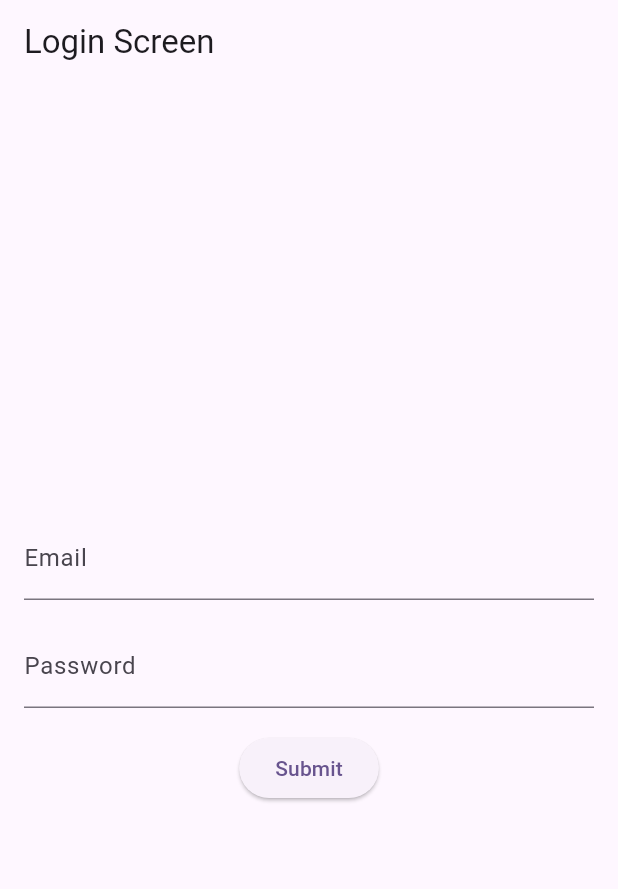
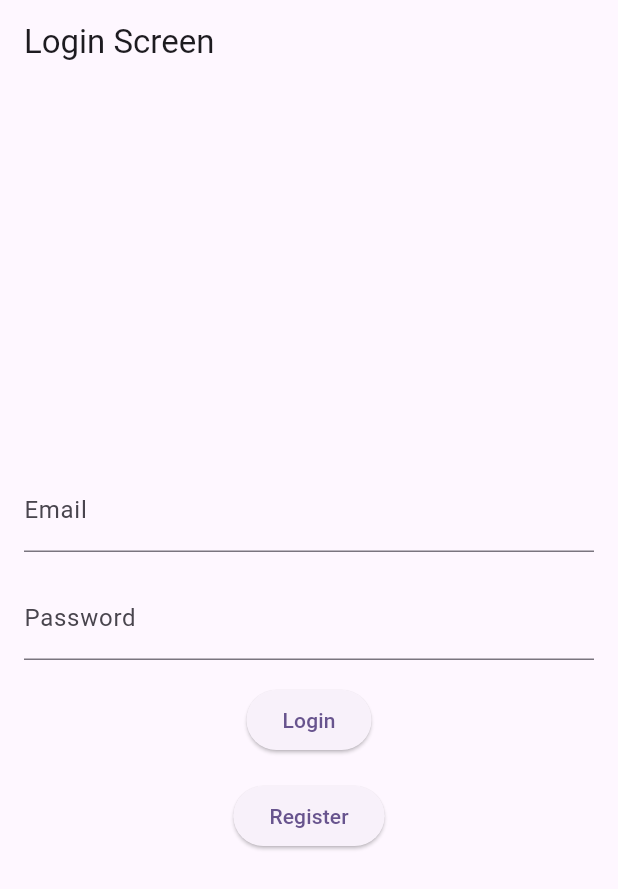
Before and after one commit to ATS527/hatio_todo, a Flutter app: the screen it shows after launch, on a phone screen of 412 x 824 dp. Shown: the top 889 px of the screen. Run offline on Flutter 3.47's test engine with Material 3 defaults, Android fonts, the phone set to English and light mode, and no system bars; our stand-ins replace bloc, flutter_bloc; missing offline and left inert: msh_checkbox.

Commit message:
refactored the main file and seperated MyApp widget with multi bloc and multi repository providers

```diff
--- /dev/null
+++ b/client/hatio_todo_app/lib/app.dart
@@ -0,0 +1,92 @@
+import 'package:flutter/material.dart';
+import 'package:flutter_bloc/flutter_bloc.dart';
+import 'package:hatio_todo_app/data/repository/project_repository.dart';
+import 'package:hatio_todo_app/data/repository/todo_repository.dart';
+import 'package:hatio_todo_app/data/repository/user_repository.dart';
+import 'package:hatio_todo_app/presentation/auth/bloc/auth_bloc.dart';
+import 'package:hatio_todo_app/presentation/auth/views/login_screen.dart';
+import 'package:hatio_todo_app/presentation/project/bloc/project_bloc.dart';
+import 'package:hatio_todo_app/presentation/project/views/project_screen.dart';
+import 'package:hatio_todo_app/presentation/todo/bloc/todo_bloc.dart';
+
+class MyApp extends StatelessWidget {
+  MyApp({super.key});
+
+  final UserRepository _userRepository = UserRepository();
+  final ProjectRepository _projectRepository = ProjectRepository();
+  final TodoRepository _todoRepository = TodoRepository();
+
+  @override
+  Widget build(BuildContext context) {
+    return MaterialApp(
+      debugShowCheckedModeBanner: false,
+      title: 'Hatio-Todo-App',
+      theme: ThemeData(
+        colorScheme: ColorScheme.fromSeed(seedColor: Colors.deepPurple),
+        useMaterial3: true,
+      ),
+      home: MultiRepositoryProvider(
+        providers: [
+          RepositoryProvider.value(value: _userRepository),
+          RepositoryProvider.value(value: _projectRepository),
+          RepositoryProvider.value(value: _todoRepository),
+        ],
+        child: MultiBlocProvider(
+          providers: [
+            BlocProvider(
+              create: (context) => AuthBloc(
+                RepositoryProvider.of<UserRepository>(context),
+              ),
+            ),
+            BlocProvider(
+              create: (context) => ProjectBloc(
+                RepositoryProvider.of<ProjectRepository>(context),
+              ),
+            ),
+            BlocProvider(
+              create: (context) => TodoBloc(
+                RepositoryProvider.of<TodoRepository>(context),
+              ),
+            ),
+          ],
+          child: const InitialiserScreen(),
+        ),
+      ),
+    );
+  }
+}
+
+class InitialiserScreen extends StatelessWidget {
+  const InitialiserScreen({super.key});
+
+  @override
+  Widget build(BuildContext context) {
+    return BlocBuilder(
+      bloc: BlocProvider.of<AuthBloc>(context),
+      buildWhen: (previous, current) {
+        return previous != current;
+      },
+      builder: (context, state) {
+        if (state is AuthInitial) {
+          return const LoginScreen();
+        } else if (state is AuthSuccess) {
+          return const ProjectScreen();
+        } else if (state is AuthLoading) {
+          return const Scaffold(
+            body: Center(
+              child: CircularProgressIndicator(),
+            ),
+          );
+        } else if (state is AuthFailure) {
+          return Scaffold(
+            body: Center(
+              child: Text('Something went wrong! ${state.message}'),
+            ),
+          );
+        } else {
+          return const LoginScreen();
+        }
+      },
+    );
+  }
+}
--- a/client/hatio_todo_app/lib/main.dart
+++ b/client/hatio_todo_app/lib/main.dart
@@ -1,81 +1,10 @@
 import 'package:flutter/material.dart';
 import 'package:flutter_bloc/flutter_bloc.dart';
+import 'package:hatio_todo_app/app.dart';
 import 'package:hatio_todo_app/bloc_observer.dart';
-import 'package:hatio_todo_app/data/repository/project_repository.dart';
-import 'package:hatio_todo_app/data/repository/user_repository.dart';
-import 'package:hatio_todo_app/presentation/auth/bloc/auth_bloc.dart';
-import 'package:hatio_todo_app/presentation/auth/views/login_screen.dart';
-import 'package:hatio_todo_app/presentation/project/bloc/project_bloc.dart';
-import 'package:hatio_todo_app/presentation/project/views/project_screen.dart';
 
 Future<void> main() async {
   WidgetsFlutterBinding.ensureInitialized();
   Bloc.observer = SimpleBlocObserver();
   runApp(MyApp());
 }
-
-class MyApp extends StatelessWidget {
-  MyApp({super.key});
-
-  final UserRepository _userRepository = UserRepository();
-
-  @override
-  Widget build(BuildContext context) {
-    return MaterialApp(
-      debugShowCheckedModeBanner: false,
-      title: 'Hatio-Todo-App',
-      theme: ThemeData(
-        colorScheme: ColorScheme.fromSeed(seedColor: Colors.deepPurple),
-        useMaterial3: true,
-      ),
-      home: RepositoryProvider.value(
-        value: _userRepository,
-        child: BlocProvider(
-          create: (_) => AuthBloc(_userRepository),
-          child: const InitialiserScreen(),
-        ),
-      ),
-    );
-  }
-}
-
-class InitialiserScreen extends StatelessWidget {
-  const InitialiserScreen({super.key});
-
-  @override
-  Widget build(BuildContext context) {
-    return BlocBuilder(
-      bloc: BlocProvider.of<AuthBloc>(context),
-      buildWhen: (previous, current) {
-        return previous != current;
-      },
-      builder: (context, state) {
-        if (state is AuthInitial) {
-          return const LoginScreen();
-        } else if (state is AuthSuccess) {
-          return RepositoryProvider(
-            create: (context) => ProjectRepository(),
-            child: BlocProvider(
-              create: (context) => ProjectBloc(),
-              child: const ProjectScreen(),
-            ),
-          );
-        } else if (state is AuthLoading) {
-          return const Scaffold(
-            body: Center(
-              child: CircularProgressIndicator(),
-            ),
-          );
-        } else if (state is AuthFailure) {
-          return Scaffold(
-            body: Center(
-              child: Text('Something went wrong! ${state.message}'),
-            ),
-          );
-        } else {
-          return const LoginScreen();
-        }
-      },
-    );
-  }
-}
--- a/client/hatio_todo_app/lib/presentation/auth/widgets/login_form.dart
+++ b/client/hatio_todo_app/lib/presentation/auth/widgets/login_form.dart
@@ -1,7 +1,7 @@
 import 'package:flutter/material.dart';
 import 'package:flutter_bloc/flutter_bloc.dart';
 import 'package:hatio_todo_app/presentation/auth/bloc/auth_bloc.dart';
-import 'package:hatio_todo_app/presentation/project/views/project_screen.dart';
+import 'package:hatio_todo_app/presentation/auth/views/register_screen.dart';
 
 class LoginForm extends StatefulWidget {
   const LoginForm({super.key});
@@ -72,7 +72,23 @@ class _LoginFormState extends State<LoginForm> {
                       );
                 }
               },
-              child: const Text('Submit'),
+              child: const Text('Login'),
+            ),
+          ),
+          const SizedBox(
+            height: 16,
+          ),
+          Padding(
+            padding: const EdgeInsets.symmetric(horizontal: 16.0),
+            child: ElevatedButton(
+              onPressed: () {
+                Navigator.of(context).push(
+                  MaterialPageRoute(
+                    builder: (context) => const RegisterScreen(),
+                  ),
+                );
+              },
+              child: const Text('Register'),
             ),
           ),
         ],
--- a/client/hatio_todo_app/lib/presentation/project/bloc/project_bloc.dart
+++ b/client/hatio_todo_app/lib/presentation/project/bloc/project_bloc.dart
@@ -1,13 +1,24 @@
 import 'package:bloc/bloc.dart';
+import 'package:flutter_bloc/flutter_bloc.dart';
+import 'package:hatio_todo_app/data/model/project.dart';
+import 'package:hatio_todo_app/data/repository/project_repository.dart';
 import 'package:meta/meta.dart';
 
 part 'project_event.dart';
 part 'project_state.dart';
 
 class ProjectBloc extends Bloc<ProjectEvent, ProjectState> {
-  ProjectBloc() : super(ProjectInitial()) {
-    on<ProjectEvent>((event, emit) {
-      // TODO: implement event handler
+  final ProjectRepository _projectRepository;
+
+  ProjectBloc(this._projectRepository) : super(ProjectInitial()) {
+    on<InitialProjectEvent>((event, emit) async {
+      emit(ProjectInitial());
+      try {
+        List<Project> projects = await _projectRepository.getUserProjects();
+        emit(ProjectSuccess(projects: projects));
+      } catch (err) {
+        emit(ProjectFailure(error: err.toString()));
+      }
     });
   }
 }
--- a/client/hatio_todo_app/lib/presentation/project/bloc/project_state.dart
+++ b/client/hatio_todo_app/lib/presentation/project/bloc/project_state.dart
@@ -4,3 +4,29 @@ part of 'project_bloc.dart';
 sealed class ProjectState {}
 
 final class ProjectInitial extends ProjectState {}
+
+final class ProjectLoading extends ProjectState {}
+
+final class ProjectSuccess extends ProjectState {
+  final List<Project> projects;
+
+  ProjectSuccess({required this.projects});
+}
+
+final class ProjectFailure extends ProjectState {
+  final String error;
+
+  ProjectFailure({required this.error});
+}
+
+final class ProjectAdded extends ProjectState {
+  final Project project;
+
+  ProjectAdded({required this.project});
+}
+
+final class ProjectUpdated extends ProjectState {
+  final Project project;
+
+  ProjectUpdated({required this.project});
+}
--- a/client/hatio_todo_app/lib/presentation/todo/bloc/todo_bloc.dart
+++ b/client/hatio_todo_app/lib/presentation/todo/bloc/todo_bloc.dart
@@ -1,11 +1,14 @@
 import 'package:bloc/bloc.dart';
+import 'package:hatio_todo_app/data/repository/todo_repository.dart';
 import 'package:meta/meta.dart';
 
 part 'todo_event.dart';
 part 'todo_state.dart';
 
 class TodoBloc extends Bloc<TodoEvent, TodoState> {
-  TodoBloc() : super(TodoInitial()) {
+  final TodoRepository _todoRepository;
+
+  TodoBloc(this._todoRepository) : super(TodoInitial()) {
     on<TodoEvent>((event, emit) {
       // TODO: implement event handler
     });
```
Also changed, not shown: client/hatio_todo_app/lib/data/data_provider/user_data_provider.dart (+4 -8 lines), client/hatio_todo_app/lib/presentation/auth/views/register_screen.dart (+5 -2 lines), client/hatio_todo_app/lib/presentation/project/bloc/project_event.dart (+22 -0 lines).
